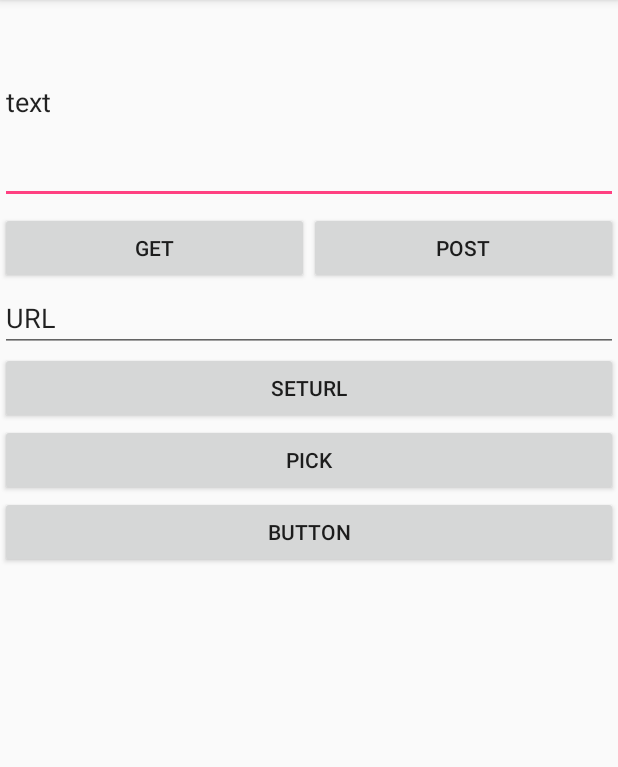
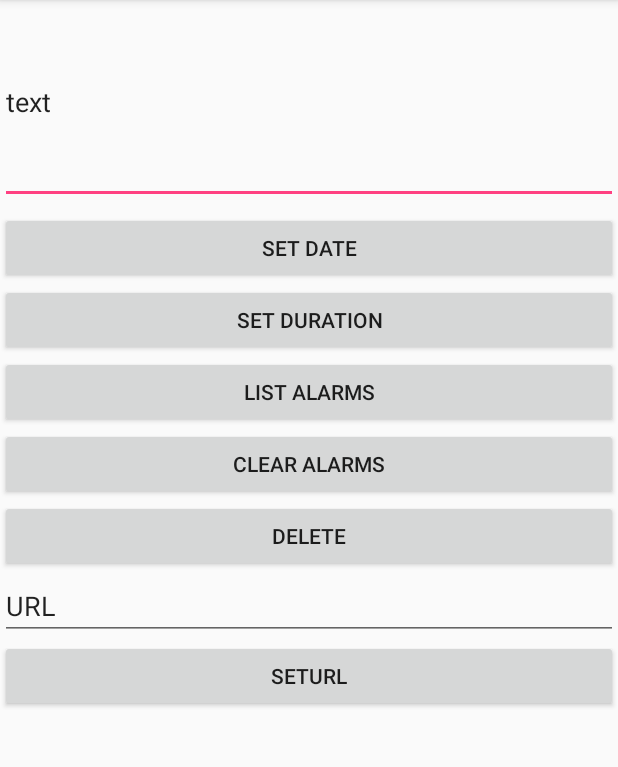
Before and after one commit to CaballeroFF/Alexa-Alarm-Android, an Android app: the screen it shows after launch (MainActivity), on a phone screen of 412 x 824 dp, the part 84-851 px from its top. Run offline under Robolectric (Android 15) with nearby library versions, the phone set to English and light mode, and no system bars.

Commit message:
buttons now add a specific path for RESTful API

```diff
--- a/AndroidProject/DeLighted/app/src/main/java/com/example/caballero/delighted/MainActivity.java
+++ b/AndroidProject/DeLighted/app/src/main/java/com/example/caballero/delighted/MainActivity.java
@@ -11,7 +11,6 @@ import android.widget.Button;
 import android.widget.DatePicker;
 import android.widget.EditText;
 import android.widget.NumberPicker;
-import android.widget.TextView;
 import android.widget.TimePicker;
 import android.text.format.DateFormat;
 
@@ -23,15 +22,14 @@ public class MainActivity extends AppCompatActivity implements
         NumberPicker.OnValueChangeListener{
 
     private EditText outPutText;
+    private EditText URLText;
 
-    private EditText URLText;
-    private Button getButton;
-    private Button postButton;
-    private Button setURLButton;
-    private Button pick;
-    private Button test;
+    private final String PROTOCOL = "https://";
+    private final String DOMAIN = ".ngrok.io/";
 
     private String URLString;
+    private String URLFileName;
+    private String URLPath;
     private String outPutString;
     private int year, month, day, hour, minute;
 
@@ -44,29 +42,78 @@ public class MainActivity extends AppCompatActivity implements
 
         outPutText = findViewById(R.id.OutPutText);
         URLText = findViewById(R.id.URLText);
-        getButton = findViewById(R.id.GETRequest);
-        postButton = findViewById(R.id.POSTRequest);
-        setURLButton = findViewById(R.id.SetURLButton);
-        pick = findViewById(R.id.pick_date);
-        test = findViewById(R.id.test);
-
-        Log.v("TEST", "test");
-
+        Button setURLButton = findViewById(R.id.SetURLButton);
+        Button setAlarmDateButton = findViewById(R.id.pick_date);
+        Button setAlarmDurationButton = findViewById(R.id.pick_duration);
+        Button listAlamrsButton = findViewById(R.id.list_alarms);
+        Button clearAlarmsButton = findViewById(R.id.clear_alarms);
+        Button deleteAlarmsButton = findViewById(R.id.delete_alarm);
 
         setURLButton.setOnClickListener(new View.OnClickListener() {
             @Override
             public void onClick(View view) {
-                URLString = URLText.getText().toString();
+                URLString = PROTOCOL + URLText.getText().toString() + DOMAIN;
                 Log.v(TAG, "URL: " + URLString);
             }
         });
 
-        getButton.setOnClickListener(new View.OnClickListener() {
+        //set URLPath on every Button to correct path
+        setAlarmDateButton.setOnClickListener(new View.OnClickListener() {
             @Override
             public void onClick(View view) {
+                URLPath = "setalarm";
+                pickTime();
+            }
+        });
+
+        setAlarmDurationButton.setOnClickListener(new View.OnClickListener() {
+            @Override
+            public void onClick(View view) {
+                URLPath = "setalarm";
+                showDurationDialog();
+            }
+        });
+
+        listAlamrsButton.setOnClickListener(new View.OnClickListener() {
+            @Override
+            public void onClick(View view) {
+                URLPath = "listalarms";
+                doGet();
+            }
+        });
+
+        clearAlarmsButton.setOnClickListener(new View.OnClickListener() {
+            @Override
+            public void onClick(View view) {
+                URLPath = "clearalarms";
+                doGet();
+            }
+        });
+
+        deleteAlarmsButton.setOnClickListener(new View.OnClickListener() {
+            @Override
+            public void onClick(View view) {
+                URLPath = "deletealarm";
+                pickTime();
+            }
+        });
+    }
+
+    //HTTP requests
+    public void doPost(){
+        outPutString = outPutText.getText().toString();
+        if(URLString != null){
+            PostURLContentTask postURLContentTask = new PostURLContentTask();
+            postURLContentTask.execute(URLString + URLPath, outPutString);
+        } else {
+            Log.v(TAG, "URLString is null");
+        }
+    }
+
+    public void doGet(){
         if(URLString != null){
             GetURLContentTask getURLContentTask = new GetURLContentTask();
-                    getURLContentTask.execute(URLString);
+            getURLContentTask.execute(URLString + URLPath);
             try{
                 outPutString = getURLContentTask.get();
             } catch (InterruptedException e){
@@ -81,45 +128,22 @@ public class MainActivity extends AppCompatActivity implements
             Log.v(TAG, "URLString is null");
         }
     }
-        });
 
-        postButton.setOnClickListener(new View.OnClickListener() {
-            @Override
-            public void onClick(View view) {
-                outPutString = outPutText.getText().toString();
-                if(URLString != null){
-                    PostURLContentTask postURLContentTask = new PostURLContentTask();
-                    postURLContentTask.execute(URLString, outPutString);
-                } else {
-                    Log.v(TAG, "URLString is null");
-                }
-            }
-        });
-
-        pick.setOnClickListener(new View.OnClickListener() {
-            @Override
-            public void onClick(View view) {
+    // dialog code
+    public void pickTime(){
         Calendar calendar = Calendar.getInstance();
         year = calendar.get(Calendar.YEAR);
         month = calendar.get(Calendar.MONTH);
         day = calendar.get(Calendar.DAY_OF_MONTH);
-
+        //open dialog to pick date
         DatePickerDialog datePickerDialog = new DatePickerDialog(MainActivity.this, MainActivity.this,
                 year, month, day);
         datePickerDialog.show();
     }
-        });
-
-        test.setOnClickListener(new View.OnClickListener() {
-            @Override
-            public void onClick(View view) {
-                show();
-            }
-        });
-    }
 
     @Override
     public void onDateSet(DatePicker datePicker, int i, int i1, int i2) {
+        // runs after "ok" is pressed on dialog
         year = i;
         month = i1 + 1;
         day = i2;
@@ -127,6 +151,7 @@ public class MainActivity extends AppCompatActivity implements
         Calendar calendar = Calendar.getInstance();
         hour = calendar.get(Calendar.HOUR_OF_DAY);
         minute = calendar.get(Calendar.MINUTE);
+        //run time dialog
         TimePickerDialog timePickerDialog = new TimePickerDialog(MainActivity.this, MainActivity.this,
                 hour, minute, DateFormat.is24HourFormat(this));
         timePickerDialog.show();
@@ -134,11 +159,15 @@ public class MainActivity extends AppCompatActivity implements
 
     @Override
     public void onTimeSet(TimePicker timePicker, int i, int i1) {
+        // runs after "ok" is pressed
         hour = i;
         minute = i1;
+        //format into hh:mm yyyy-mm-dd
+        String s = new DateFormater().formatedDate(year, month, day, hour, minute);
 
-        String s = new DateFormater().formatedDate(year, month, day, hour, minute);
         outPutText.setText(s);
+        //run HTTP POST
+        doPost();
     }
 
     @Override
@@ -146,7 +175,7 @@ public class MainActivity extends AppCompatActivity implements
         Log.i(TAG,"..."+i1);
     }
 
-    public void show(){
+    public void showDurationDialog(){
         //setup dialog
         final Dialog dialog = new Dialog(MainActivity.this);
         dialog.setTitle("pick");
@@ -182,6 +211,10 @@ public class MainActivity extends AppCompatActivity implements
                 String minute = String.valueOf(numberMinutePicker.getValue());
                 String duration = new DateFormater().formatedDuration(day, hour, minute);
                 outPutText.setText(duration);
+                //set rout/path to setalarm
+                URLPath = "setalarm";
+                //run HTTP POST
+                doPost();
                 dialog.dismiss();
             }
         });
--- a/AndroidProject/DeLighted/app/src/main/res/layout/activity_main.xml
+++ b/AndroidProject/DeLighted/app/src/main/res/layout/activity_main.xml
@@ -27,21 +27,37 @@
         android:id="@+id/RequestButtons"
         android:layout_width="match_parent"
         android:layout_height="wrap_content"
-        android:orientation="horizontal">
+        android:orientation="vertical">
 
         <Button
-            android:id="@+id/GETRequest"
-            android:layout_width="wrap_content"
+            android:id="@+id/pick_date"
+            android:layout_width="match_parent"
             android:layout_height="wrap_content"
-            android:layout_weight="1"
-            android:text="GET" />
+            android:text="Set Date" />
 
         <Button
-            android:id="@+id/POSTRequest"
-            android:layout_width="wrap_content"
+            android:id="@+id/pick_duration"
+            android:layout_width="match_parent"
             android:layout_height="wrap_content"
-            android:layout_weight="1"
-            android:text="POST" />
+            android:text="Set Duration" />
+
+        <Button
+            android:id="@+id/list_alarms"
+            android:layout_width="match_parent"
+            android:layout_height="wrap_content"
+            android:text="List Alarms" />
+
+        <Button
+            android:id="@+id/clear_alarms"
+            android:layout_width="match_parent"
+            android:layout_height="wrap_content"
+            android:text="Clear Alarms" />
+
+        <Button
+            android:id="@+id/delete_alarm"
+            android:layout_width="match_parent"
+            android:layout_height="wrap_content"
+            android:text="Delete" />
     </LinearLayout>
 
     <LinearLayout
@@ -66,23 +82,4 @@
             android:text="SetURL" />
     </LinearLayout>
 
-    <LinearLayout
-        android:id="@+id/test_date_container"
-        android:layout_width="match_parent"
-        android:layout_height="match_parent"
-        android:orientation="vertical">
-
-        <Button
-            android:id="@+id/pick_date"
-            android:layout_width="match_parent"
-            android:layout_height="wrap_content"
-            android:text="Pick" />
-
-        <Button
-            android:id="@+id/test"
-            android:layout_width="match_parent"
-            android:layout_height="wrap_content"
-            android:text="Button" />
-
-    </LinearLayout>
 </LinearLayout>
```
Lines whose indentation alone changed are shown as unchanged.
